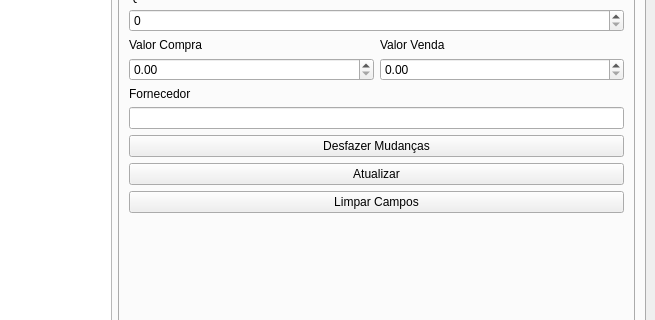
First picture: the form in clinica_cpp/mainwindow.ui, repository juander/Projeto_CPP, before the edit; both pictures show x 625 to 1280 and y 224 to 544 of the 1280 by 720 pixel window.
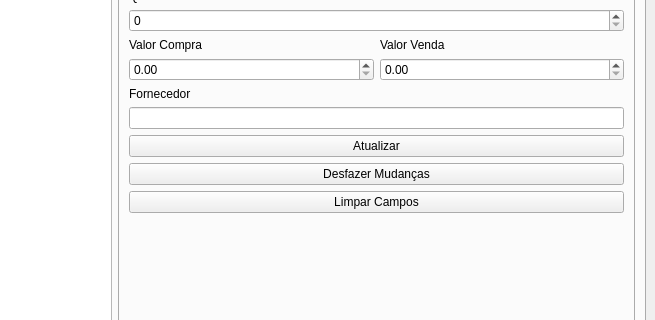
Second picture: the form after the edit. The open tabs and pages were chosen to show the change. Icons and pictures are not drawn.

What changed in the file:
```diff
--- a/clinica_cpp/mainwindow.ui
+++ b/clinica_cpp/mainwindow.ui
@@ -3922,13 +3922,6 @@
                       </item>
                      </layout>
                     </item>
-                    <item>
-                     <widget class="QPushButton" name="btnDesfazer_2">
-                      <property name="text">
-                       <string>Desfazer Mudanças</string>
-                      </property>
-                     </widget>
-                    </item>
                     <item>
                      <widget class="QPushButton" name="btnAtualizar">
                       <property name="text">
@@ -3936,6 +3929,13 @@
                       </property>
                      </widget>
                     </item>
+                    <item>
+                     <widget class="QPushButton" name="btnDesfazerEstoque">
+                      <property name="text">
+                       <string>Desfazer Mudanças</string>
+                      </property>
+                     </widget>
+                    </item>
                     <item>
                      <widget class="QPushButton" name="btnLimpar">
                       <property name="text">
```
Left out of the diff: 2 changed lines with no effect on the pictures.
